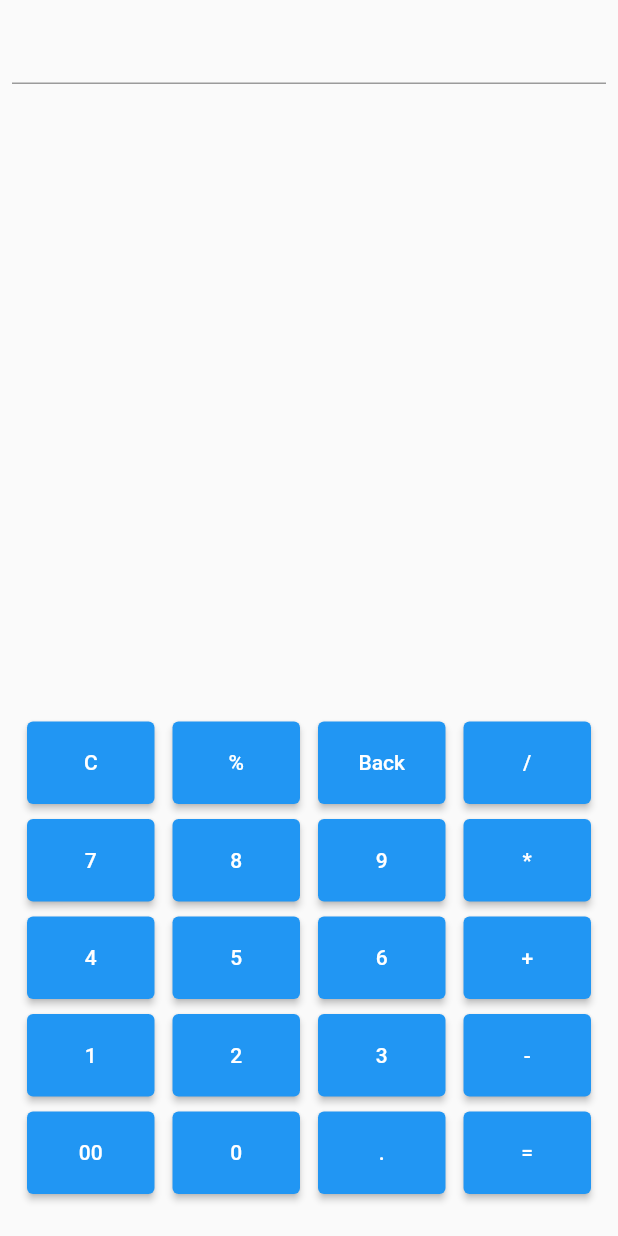
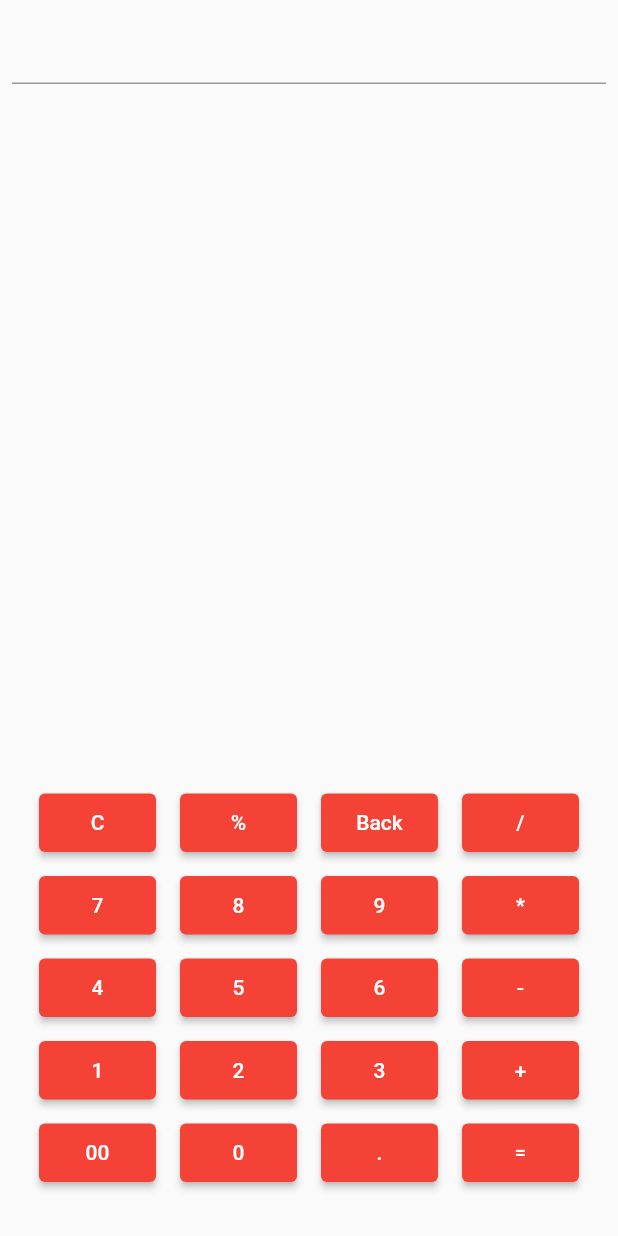
Before and after one commit to initheesh/demoCalc, a Flutter app: the screen it shows after launch, on a phone screen of 412 x 824 dp. Run offline on Flutter 3.47's test engine with Material 2 defaults, Android fonts, the phone set to English and light mode, and no system bars.

Commit message:
UI added

```diff
--- a/lib/homeScreen.dart
+++ b/lib/homeScreen.dart
@@ -1,15 +1,53 @@
+import 'package:calculator/widget.dart';
 import 'package:flutter/material.dart';
 import 'package:flutter/src/foundation/key.dart';
 import 'package:flutter/src/widgets/framework.dart';
 
 class HomeScreen extends StatefulWidget {
-  const HomeScreen({Key? key}) : super(key: key);
+  HomeScreen({Key? key}) : super(key: key);
 
   @override
   State<HomeScreen> createState() => _HomeScreenState();
 }
 
+TextEditingController _textController = TextEditingController();
+
 class _HomeScreenState extends State<HomeScreen> {
+  List<Widget> rowList1 = [
+    NumberButton(num: "C", fun: () {}),
+    NumberButton(num: "%", fun: () {}),
+    NumberButton(num: "Back", fun: () {}),
+    NumberButton(num: "/", fun: () {}),
+  ];
+  List<Widget> rowList2 = [
+    NumberButton(
+        num: "7",
+        fun: () {
+          print("fuvk");
+        }),
+    NumberButton(num: "8", fun: () {}),
+    NumberButton(num: "9", fun: () {}),
+    NumberButton(num: "*", fun: () {}),
+  ];
+  List<Widget> rowList3 = [
+    NumberButton(num: "4", fun: () {}),
+    NumberButton(num: "5", fun: () {}),
+    NumberButton(num: "6", fun: () {}),
+    NumberButton(num: "-", fun: () {}),
+  ];
+  List<Widget> rowList4 = [
+    NumberButton(num: "1", fun: () {}),
+    NumberButton(num: "2", fun: () {}),
+    NumberButton(num: "3", fun: () {}),
+    NumberButton(num: "+", fun: () {}),
+  ];
+  List<Widget> rowList5 = [
+    NumberButton(num: "00", fun: () {}),
+    NumberButton(num: "0", fun: () {}),
+    NumberButton(num: ".", fun: () {}),
+    NumberButton(num: "=", fun: () {}),
+  ];
+
   @override
   Widget build(BuildContext context) {
     return Scaffold(
@@ -19,147 +57,28 @@ class _HomeScreenState extends State<HomeScreen> {
         child: Column(
             mainAxisAlignment: MainAxisAlignment.spaceBetween,
             children: [
-              TextField(),
+              TextField(
+                controller: _textController,
+                decoration: InputDecoration(),
+              ),
               Padding(
                 padding: const EdgeInsets.all(10.0),
                 child: Column(
                   children: [
                     Row(
-                      mainAxisAlignment: MainAxisAlignment.spaceBetween,
-                      children: [
-                        SizedBox(
-                            height: 55,
-                            width: 85,
-                            child: ElevatedButton(
-                                onPressed: () {}, child: Text("C"))),
-                        SizedBox(
-                            height: 55,
-                            width: 85,
-                            child: ElevatedButton(
-                                onPressed: () {}, child: Text("%"))),
-                        SizedBox(
-                            height: 55,
-                            width: 85,
-                            child: ElevatedButton(
-                                onPressed: () {}, child: Text("Back"))),
-                        SizedBox(
-                            height: 55,
-                            width: 85,
-                            child: ElevatedButton(
-                                onPressed: () {}, child: Text("/"))),
-                      ],
-                    ),
-                    SizedBox(
-                      height: 10,
+                      children: rowList1,
                     ),
                     Row(
-                      mainAxisAlignment: MainAxisAlignment.spaceBetween,
-                      children: [
-                        SizedBox(
-                            height: 55,
-                            width: 85,
-                            child: ElevatedButton(
-                                onPressed: () {}, child: Text("7"))),
-                        SizedBox(
-                            height: 55,
-                            width: 85,
-                            child: ElevatedButton(
-                                onPressed: () {}, child: Text("8"))),
-                        SizedBox(
-                            height: 55,
-                            width: 85,
-                            child: ElevatedButton(
-                                onPressed: () {}, child: Text("9"))),
-                        SizedBox(
-                            height: 55,
-                            width: 85,
-                            child: ElevatedButton(
-                                onPressed: () {}, child: Text("*"))),
-                      ],
-                    ),
-                    SizedBox(
-                      height: 10,
+                      children: rowList2,
                     ),
                     Row(
-                      mainAxisAlignment: MainAxisAlignment.spaceBetween,
-                      children: [
-                        SizedBox(
-                            height: 55,
-                            width: 85,
-                            child: ElevatedButton(
-                                onPressed: () {}, child: Text("4"))),
-                        SizedBox(
-                            height: 55,
-                            width: 85,
-                            child: ElevatedButton(
-                                onPressed: () {}, child: Text("5"))),
-                        SizedBox(
-                            height: 55,
-                            width: 85,
-                            child: ElevatedButton(
-                                onPressed: () {}, child: Text("6"))),
-                        SizedBox(
-                            height: 55,
-                            width: 85,
-                            child: ElevatedButton(
-                                onPressed: () {}, child: Text("+"))),
-                      ],
-                    ),
-                    SizedBox(
-                      height: 10,
+                      children: rowList3,
                     ),
                     Row(
-                      mainAxisAlignment: MainAxisAlignment.spaceBetween,
-                      children: [
-                        SizedBox(
-                            height: 55,
-                            width: 85,
-                            child: ElevatedButton(
-                                onPressed: () {}, child: Text("1"))),
-                        SizedBox(
-                            height: 55,
-                            width: 85,
-                            child: ElevatedButton(
-                                onPressed: () {}, child: Text("2"))),
-                        SizedBox(
-                            height: 55,
-                            width: 85,
-                            child: ElevatedButton(
-                                onPressed: () {}, child: Text("3"))),
-                        SizedBox(
-                            height: 55,
-                            width: 85,
-                            child: ElevatedButton(
-                                onPressed: () {}, child: Text("-"))),
-                      ],
-                    ),
-                    SizedBox(
-                      height: 10,
+                      children: rowList4,
                     ),
                     Row(
-                      mainAxisAlignment: MainAxisAlignment.spaceBetween,
-                      children: [
-                        SizedBox(
-                            height: 55,
-                            width: 85,
-                            child: ElevatedButton(
-                                onPressed: () {}, child: Text("00"))),
-                        SizedBox(
-                            height: 55,
-                            width: 85,
-                            child: ElevatedButton(
-                                onPressed: () {}, child: Text("0"))),
-                        SizedBox(
-                            height: 55,
-                            width: 85,
-                            child: ElevatedButton(
-                                onPressed: () {}, child: Text("."))),
-                        SizedBox(
-                            height: 55,
-                            width: 85,
-                            child: ElevatedButton(
-                                onPressed: () {}, child: Text("="))),
-                      ],
+                      children: rowList5,
                     ),
                     SizedBox(
                       height: 10,
--- a/lib/main.dart
+++ b/lib/main.dart
@@ -12,10 +12,8 @@ class MyApp extends StatelessWidget {
   @override
   Widget build(BuildContext context) {
     return MaterialApp(
-      theme: ThemeData(
-      ),
+      theme: ThemeData(primaryColor: Colors.red, primarySwatch: Colors.red),
       home: HomeScreen(),
     );
-
   }
 }
--- a/lib/widget.dart
+++ b/lib/widget.dart
@@ -2,17 +2,19 @@ import 'package:flutter/material.dart';
 import 'package:flutter/src/foundation/key.dart';
 import 'package:flutter/src/widgets/framework.dart';
 
-class NumberBotton extends StatelessWidget {
+class NumberButton extends StatelessWidget {
   String num;
   void Function()? fun;
-  NumberBotton({required this.num, required this.fun, Key? key})
+  NumberButton({required this.num, required this.fun, Key? key})
       : super(key: key);
 
   @override
   Widget build(BuildContext context) {
-    return SizedBox(
-        height: 55,
-        width: 85,
-        child: ElevatedButton(onPressed: fun, child: Text(num)));
+    return Expanded(
+        child: Container(
+      padding: const EdgeInsets.all(8.0),
+      height: 55,
+      child: ElevatedButton(onPressed:fun, child: Text(num)),
+    ));
   }
 }
```
